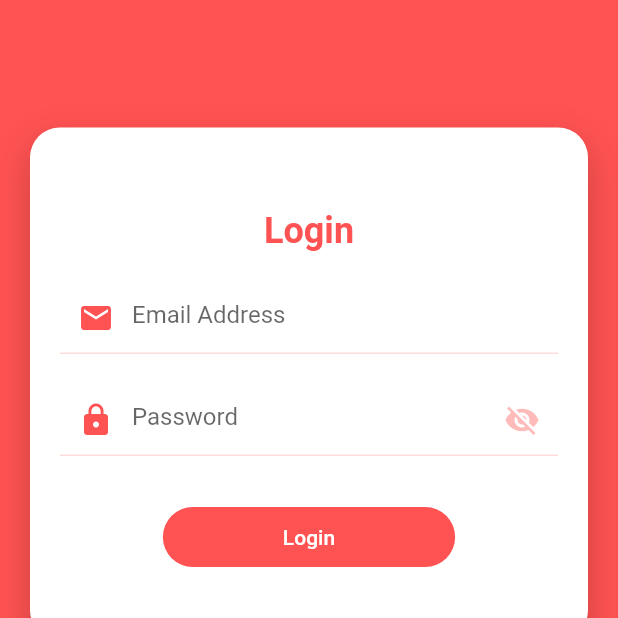
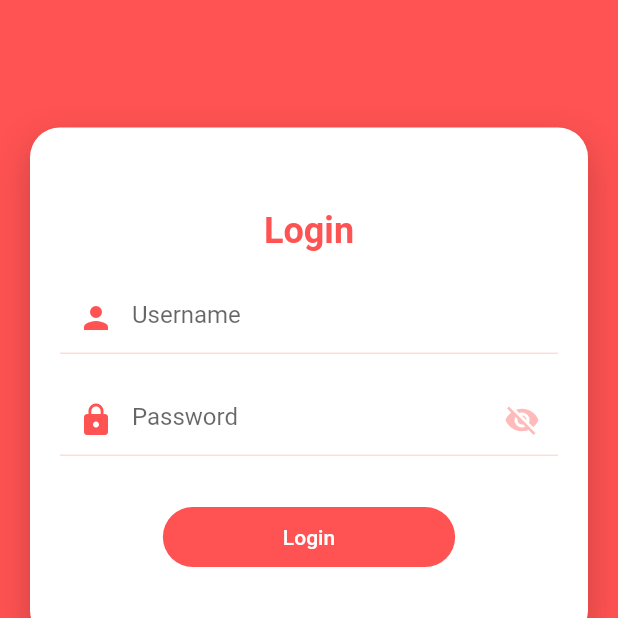
Before and after one commit to kannanravinther98/flutter_http_post_request-master, a Flutter app: the screen it shows after launch, on a phone screen of 412 x 824 dp, the top half of it. Run offline on Flutter 3.47's test engine with Material 2 defaults, Android fonts, the phone set to English and light mode, and no system bars; our stand-ins replace flutter_secure_storage; Roboto replaces fonts that are missing (Poppins).

Commit message:
Second commit

```diff
--- /dev/null
+++ b/flutter_http_post_request-master/lib/config/app_settings.dart
@@ -0,0 +1,4 @@
+class AppSettings {
+  static const apiHost = "18.140.61.61";
+  static const apiPort = 9091;
+}
--- /dev/null
+++ b/flutter_http_post_request-master/lib/config/server_addresses.dart
@@ -0,0 +1,3 @@
+class ServerAddresses {
+  static const login = '/markdown-api/login'; // single quote is preferred
+}
--- a/flutter_http_post_request-master/lib/pages/login_page.dart
+++ b/flutter_http_post_request-master/lib/pages/login_page.dart
@@ -2,6 +2,7 @@ import 'package:flutter/cupertino.dart';
 import 'package:flutter/material.dart';
 import 'package:flutter_http_post_request/api/api_service.dart';
 import 'package:flutter_http_post_request/model/login_model.dart';
+import 'package:flutter_http_post_request/utils/storage.dart';
 
 import '../ProgressHUD.dart';
 
@@ -68,11 +69,11 @@ class _LoginPageState extends State<LoginPage> {
                           keyboardType: TextInputType.emailAddress,
                           onSaved: (input) =>
                               loginRequestModel.username = input,
-                          // validator: (input) => !input.contains('@')
+                          // validator: (input) => !input.contains('j')
                           //     ? "Email Id should be valid"
                           //     : null,
                           decoration: new InputDecoration(
-                            hintText: "Email Address",
+                            hintText: "Username",
                             enabledBorder: UnderlineInputBorder(
                                 borderSide: BorderSide(
                                     color: Theme.of(context)
@@ -82,7 +83,7 @@ class _LoginPageState extends State<LoginPage> {
                                 borderSide: BorderSide(
                                     color: Theme.of(context).accentColor)),
                             prefixIcon: Icon(
-                              Icons.email,
+                              Icons.person,
                               color: Theme.of(context).accentColor,
                             ),
                           ),
@@ -147,13 +148,21 @@ class _LoginPageState extends State<LoginPage> {
                                   });
 
                                   if (value.token.isNotEmpty) {
+                                    // we save the token to a secured storage so that we can reuse it
+                                    // in our http_client class function - createHeaders with authorization
+                                    // bearer token
+                                    Storage().token = value.token;
+
                                     final snackBar = SnackBar(
                                         content: Text("Login Successful"));
                                     scaffoldKey.currentState
                                         .showSnackBar(snackBar);
                                   } else {
-                                    final snackBar =
-                                        SnackBar(content: Text(value.error));
+                                    Storage().error = value.error;
+                                    final snackBar = SnackBar(
+                                        content: Text(
+                                            value.error)); //Text(value.error));
+                                    // content: Text("Login Unseuccessful"));
                                     scaffoldKey.currentState
                                         .showSnackBar(snackBar);
                                   }
@@ -189,4 +198,6 @@ class _LoginPageState extends State<LoginPage> {
     }
     return false;
   }
+
+  Snackbar({Text content}) {}
 }
--- /dev/null
+++ b/flutter_http_post_request-master/lib/utils/storage.dart
@@ -0,0 +1,13 @@
+import 'package:flutter_secure_storage/flutter_secure_storage.dart';
+
+class Storage {
+  static final Storage _instance = Storage._internal();
+
+  factory Storage() => _instance;
+
+  Storage._internal();
+
+  FlutterSecureStorage secureStorage = FlutterSecureStorage();
+  String token = '';
+  String error = '';
+}
--- a/flutter_http_post_request-master/pubspec.yaml
+++ b/flutter_http_post_request-master/pubspec.yaml
@@ -24,6 +24,8 @@ dependencies:
   http:
   flutter:
     sdk: flutter
+
+  flutter_secure_storage: ^4.2.1
 
 
   # The following adds the Cupertino Icons font to your application.
```
Also changed, not shown: flutter_http_post_request-master/lib/api/api_service.dart (+22 -3 lines), flutter_http_post_request-master/lib/api/http_client.dart (added, +30 -0 lines), flutter_http_post_request-master/pubspec.lock, 3 other files.
